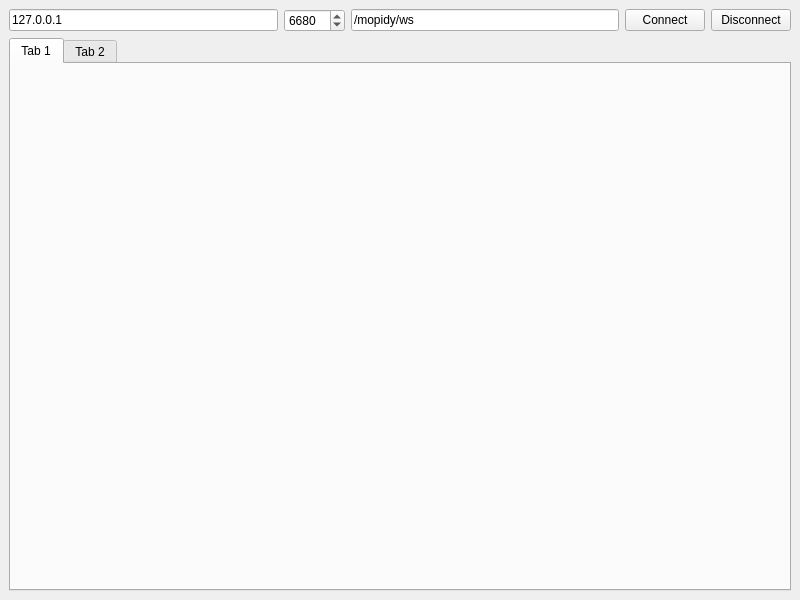
Before: the Qt Designer form demos/mopidybasicclient/mainwindow.ui in EmuxEvans/libmopiqy, drawn with Qt 5.
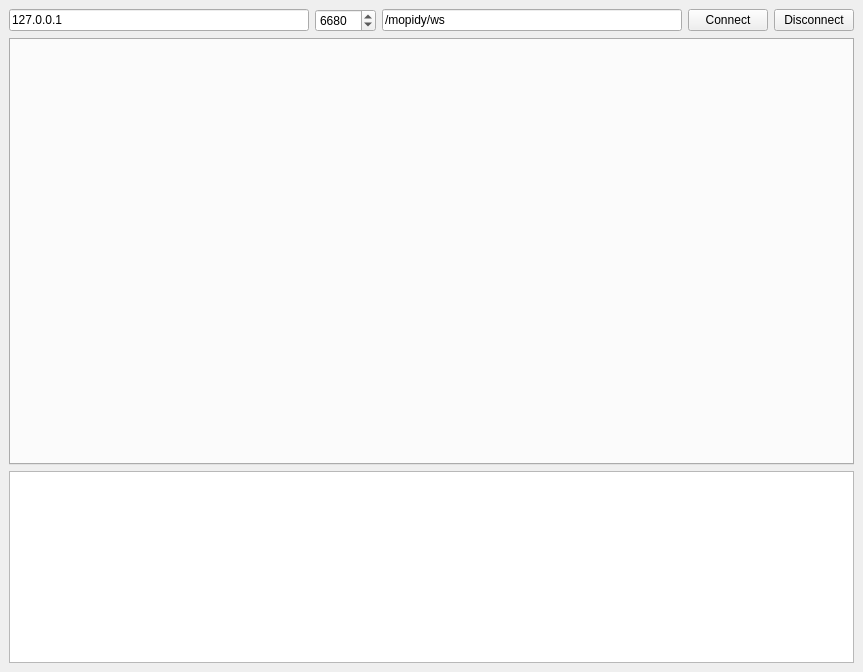
After: the same form once the commit is applied.

Patch:
```diff
--- a/demos/mopidybasicclient/mainwindow.ui
+++ b/demos/mopidybasicclient/mainwindow.ui
@@ -6,8 +6,8 @@
    <rect>
     <x>0</x>
     <y>0</y>
-    <width>800</width>
-    <height>600</height>
+    <width>863</width>
+    <height>672</height>
    </rect>
   </property>
   <property name="windowTitle">
@@ -58,17 +58,16 @@
      </layout>
     </item>
     <item>
-     <widget class="QTabWidget" name="tabWidget">
-      <widget class="QWidget" name="tab">
-       <attribute name="title">
-        <string>Tab 1</string>
-       </attribute>
-      </widget>
-      <widget class="QWidget" name="tab_2">
-       <attribute name="title">
-        <string>Tab 2</string>
-       </attribute>
-      </widget>
+     <widget class="QTabWidget" name="tabWidget"/>
+    </item>
+    <item>
+     <widget class="QListWidget" name="lwError">
+      <property name="sizePolicy">
+       <sizepolicy hsizetype="Expanding" vsizetype="Minimum">
+        <horstretch>0</horstretch>
+        <verstretch>0</verstretch>
+       </sizepolicy>
+      </property>
      </widget>
     </item>
    </layout>
```
